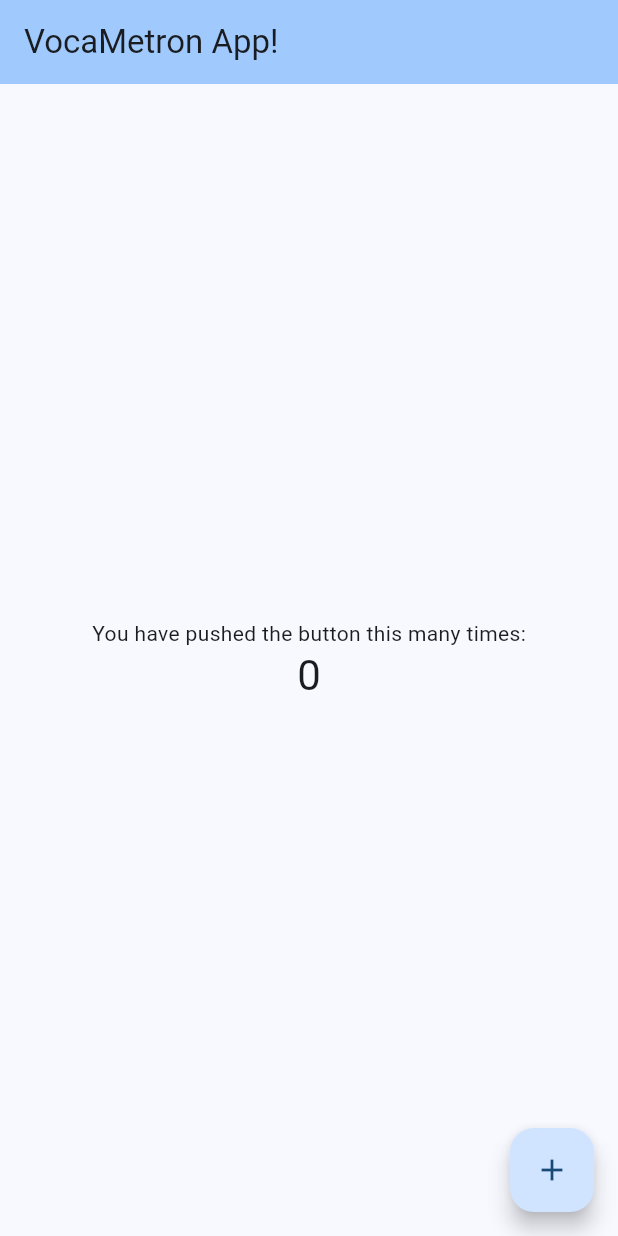
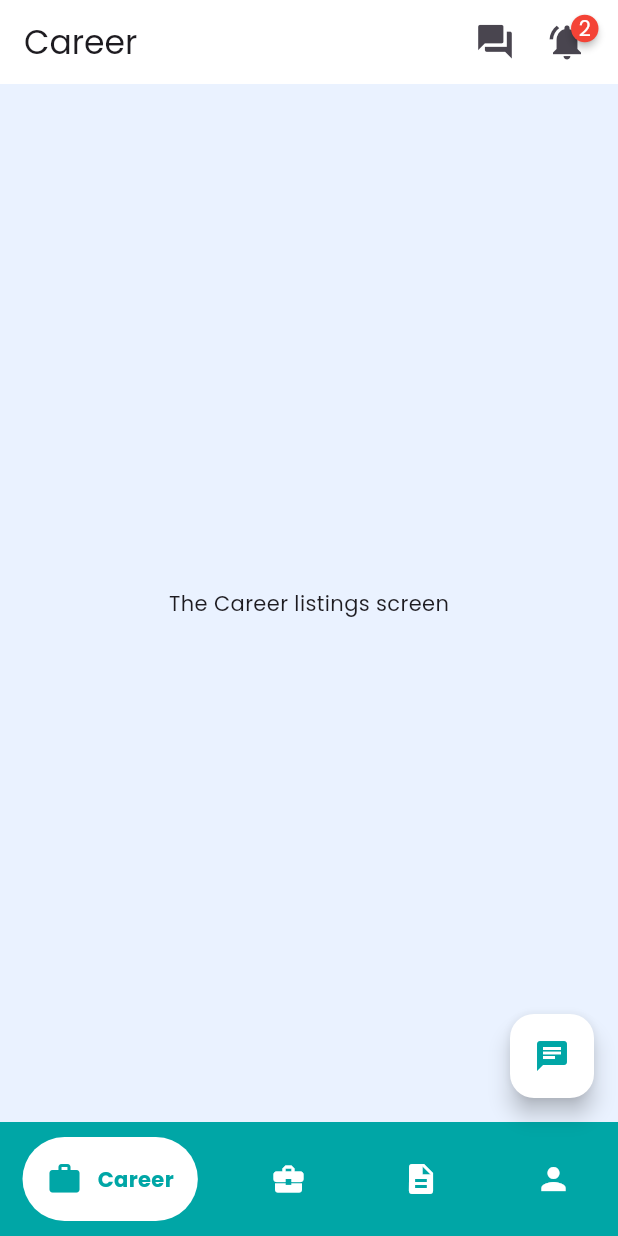
Before and after one commit to Jordanlopez546/VocaMetron-Mobile, a Flutter app: the screen it shows after launch, on a phone screen of 412 x 824 dp. Run offline on Flutter 3.47's test engine with Material 3 defaults, Android fonts, the phone set to English and light mode, and no system bars; drawn by our look-alikes of badges, google_nav_bar.

Commit message:
Created the structure of the Vocametron App

```diff
--- a/lib/main.dart
+++ b/lib/main.dart
@@ -1,85 +1,36 @@
 import 'package:flutter/material.dart';
+import 'package:flutter/services.dart';
+
+import './widgets/entry_point.dart';
+import './screens/notification_screen.dart';
+import './screens/interview_tips_screen.dart';
+import './screens/ai_chat_screen.dart';
+import './screens/career_detail_screen.dart';
 
 void main() {
-  runApp(const MyApp());
+  WidgetsFlutterBinding.ensureInitialized();
+  SystemChrome.setPreferredOrientations(
+      [DeviceOrientation.portraitUp, DeviceOrientation.portraitDown]);
+  runApp(const VocaMetron());
 }
 
-class MyApp extends StatelessWidget {
-  const MyApp({super.key});
+class VocaMetron extends StatelessWidget {
+  const VocaMetron({super.key});
 
-  // This widget is the root of your application.
   @override
   Widget build(BuildContext context) {
     return MaterialApp(
-      title: 'Flutter Demo',
+      debugShowCheckedModeBanner: false,
+      home: const EntryPoint(),
       theme: ThemeData(
-        colorScheme: ColorScheme.fromSeed(seedColor: Colors.blue),
-        useMaterial3: true,
+        fontFamily: 'Poppins',
       ),
-      home: const MyHomePage(title: 'VocaMetron App!'),
+      routes: {
+        NotificationScreen.routeName: (ctx) => const NotificationScreen(),
+        InterviewTipsScreen.routeName: (ctx) => const InterviewTipsScreen(),
+        AiChatScreen.routeName: (ctx) => const AiChatScreen(),
+        CareerDetailScreen.routeName: (ctx) => const CareerDetailScreen()
+      },
     );
   }
 }
-
-class MyHomePage extends StatefulWidget {
-  const MyHomePage({super.key, required this.title});
-
-  final String title;
-
-  @override
-  State<MyHomePage> createState() => _MyHomePageState();
-}
-
-class _MyHomePageState extends State<MyHomePage> {
-  int _counter = 0;
-
-  void _incrementCounter() {
-    setState(() {
-      _counter++;
-    });
-  }
-
-  @override
-  Widget build(BuildContext context) {
-    return Scaffold(
-      appBar: AppBar(
-        backgroundColor: Theme.of(context).colorScheme.inversePrimary,
-        title: Text(widget.title),
-      ),
-      body: Center(
-        // Center is a layout widget. It takes a single child and positions it
-        // in the middle of the parent.
-        child: Column(
-          // Column is also a layout widget. It takes a list of children and
-          // arranges them vertically. By default, it sizes itself to fit its
-          // children horizontally, and tries to be as tall as its parent.
-          //
-          // Column has various properties to control how it sizes itself and
-          // how it positions its children. Here we use mainAxisAlignment to
-          // center the children vertically; the main axis here is the vertical
-          // axis because Columns are vertical (the cross axis would be
-          // horizontal).
-          //
-          // TRY THIS: Invoke "debug painting" (choose the "Toggle Debug Paint"
-          // action in the IDE, or press "p" in the console), to see the
-          // wireframe for each widget.
-          mainAxisAlignment: MainAxisAlignment.center,
-          children: <Widget>[
-            const Text(
-              'You have pushed the button this many times:',
-            ),
-            Text(
-              '$_counter',
-              style: Theme.of(context).textTheme.headlineMedium,
-            ),
-          ],
-        ),
-      ),
-      floatingActionButton: FloatingActionButton(
-        onPressed: _incrementCounter,
-        tooltip: 'Increment',
-        child: const Icon(Icons.add),
-      ), // This trailing comma makes auto-formatting nicer for build methods.
-    );
-  }
-}
--- /dev/null
+++ b/lib/screens/career_screen.dart
@@ -0,0 +1,12 @@
+import 'package:flutter/material.dart';
+
+class CareerScreen extends StatelessWidget {
+  const CareerScreen({super.key});
+
+  @override
+  Widget build(BuildContext context) {
+    return const Center(
+      child: Text('The Career listings screen'),
+    );
+  }
+}
--- /dev/null
+++ b/lib/widgets/custom_appbar.dart
@@ -0,0 +1,54 @@
+import 'package:flutter/material.dart';
+import 'package:badges/badges.dart' as badges;
+
+import '../screens/notification_screen.dart';
+import '../screens/interview_tips_screen.dart';
+
+class CustomAppbar extends StatelessWidget implements PreferredSizeWidget {
+  final String title;
+
+  const CustomAppbar({super.key, required this.title});
+
+  @override
+  Widget build(BuildContext context) {
+    return AppBar(
+        backgroundColor: Colors.white,
+        actions: [
+          IconButton(
+            onPressed: () {
+              Navigator.of(context).pushNamed(InterviewTipsScreen.routeName);
+            },
+            icon: const Icon(
+              Icons.question_answer,
+              size: 27,
+            ),
+            tooltip: 'Interview Tips',
+          ),
+          badges.Badge(
+            position: badges.BadgePosition.topEnd(top: 0, end: 3),
+            showBadge: true,
+            badgeContent: const Text(
+              '2',
+              style: TextStyle(color: Colors.white),
+            ),
+            child: IconButton(
+              onPressed: () {
+                Navigator.of(context).pushNamed(NotificationScreen.routeName);
+              },
+              icon: const Icon(
+                Icons.notifications_active,
+                size: 28,
+              ),
+              tooltip: 'Notifications',
+            ),
+          ),
+          const SizedBox(
+            width: 10,
+          ),
+        ],
+        title: Text(title));
+  }
+
+  @override
+  Size get preferredSize => const Size.fromHeight(kToolbarHeight);
+}
--- /dev/null
+++ b/lib/widgets/entry_point.dart
@@ -0,0 +1,109 @@
+import 'package:flutter/material.dart';
+import 'package:google_nav_bar/google_nav_bar.dart';
+
+import '../screens/career_screen.dart';
+import '../screens/jobs_screen.dart';
+import '../screens/profile_screen.dart';
+import '../screens/resume_screen.dart';
+import '../widgets/custom_appbar.dart';
+import '../screens/ai_chat_screen.dart';
+
+class EntryPoint extends StatefulWidget {
+  const EntryPoint({super.key});
+
+  @override
+  State<EntryPoint> createState() => _EntryPointState();
+}
+
+class _EntryPointState extends State<EntryPoint> {
+  int _selectedIndex = 0;
+  late PageController _pageController;
+
+  final List<String> _titles = ['Career', 'Jobs', 'Resume', 'Profile'];
+  final Color _primaryColor = const Color.fromRGBO(0, 166, 166, 1.0);
+  final Color _backgroundColor = const Color.fromRGBO(234, 242, 255, 1.0);
+  final Color _tabBackgroundColor = Colors.white;
+  final Color _iconColor = Colors.white;
+  final Color _activeColor = const Color.fromRGBO(0, 166, 166, 1.0);
+
+  @override
+  void initState() {
+    super.initState();
+    _pageController = PageController();
+  }
+
+  void _onScreenChange(int index) {
+    setState(() {
+      _selectedIndex = index;
+    });
+  }
+
+  void _onTabChange(int index) {
+    _pageController.jumpToPage(index);
+  }
+
+  @override
+  Widget build(BuildContext context) {
+    return Scaffold(
+      appBar: CustomAppbar(
+        title: _titles[_selectedIndex],
+      ),
+      backgroundColor: _backgroundColor,
+      body: SafeArea(
+        child: PageView(
+          controller: _pageController,
+          onPageChanged: _onScreenChange,
+          children: const [
+            CareerScreen(),
+            JobsScreen(),
+            ResumeScreen(),
+            ProfileScreen()
+          ],
+        ),
+      ),
+      bottomNavigationBar: Container(
+        color: _primaryColor,
+        child: Padding(
+          padding: const EdgeInsets.symmetric(horizontal: 15.0, vertical: 10.0),
+          child: GNav(
+              backgroundColor: _primaryColor,
+              color: _iconColor,
+              activeColor: _activeColor,
+              tabBackgroundColor: _tabBackgroundColor,
+              padding: const EdgeInsets.all(16),
+              gap: 10,
+              selectedIndex: _selectedIndex,
+              onTabChange: _onTabChange,
+              tabs: const [
+                GButton(
+                  icon: Icons.work,
+                  text: 'Career',
+                ),
+                GButton(
+                  icon: Icons.business_center,
+                  text: 'Jobs',
+                ),
+                GButton(
+                  icon: Icons.description,
+                  text: 'Resume',
+                ),
+                GButton(
+                  icon: Icons.person,
+                  text: 'Profile',
+                ),
+              ]),
+        ),
+      ),
+      floatingActionButton: FloatingActionButton(
+        onPressed: () {
+          Navigator.of(context).pushNamed(AiChatScreen.routeName);
+        },
+        backgroundColor: _tabBackgroundColor,
+        tooltip: 'VocaMetron AI Chat',
+        foregroundColor: _activeColor,
+        splashColor: _backgroundColor,
+        child: const Icon(Icons.chat),
+      ),
+    );
+  }
+}
```
Also changed, not shown: lib/screens/ai_chat_screen.dart (added, +20 -0 lines), lib/screens/career_detail_screen.dart (added, +19 -0 lines), lib/screens/interview_tips_screen.dart (added, +19 -0 lines), lib/screens/jobs_screen.dart (added, +12 -0 lines), lib/screens/notification_screen.dart (added, +20 -0 lines), lib/screens/profile_screen.dart (added, +12 -0 lines), lib/screens/resume_screen.dart (added, +12 -0 lines), lib/widgets/career_listing_item.dart (added, +10 -0 lines), lib/widgets/row_name_image.dart (added, +47 -0 lines), lib/widgets/stack_screen_appbar.dart (added, +24 -0 lines), pubspec.yaml (+15 -12 lines), assets/fonts/Poppins-Bold.ttf (added), assets/fonts/Poppins-Italic.ttf (added), assets/fonts/Poppins-Regular.ttf (added), 2 more files, 1 other file.
